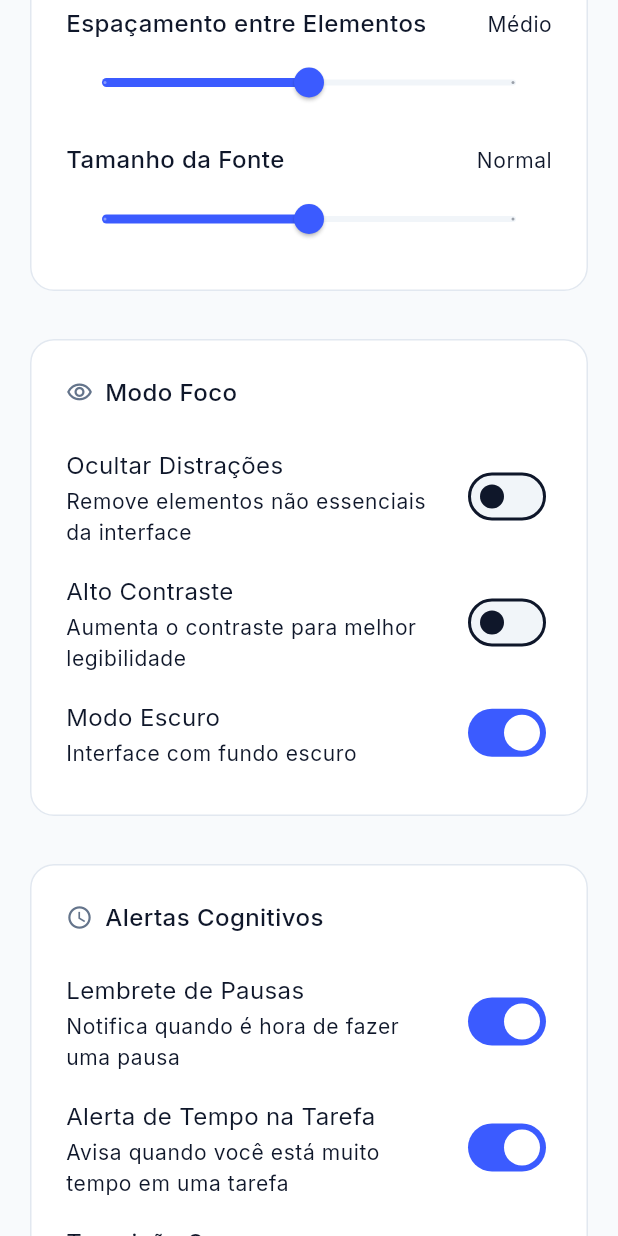
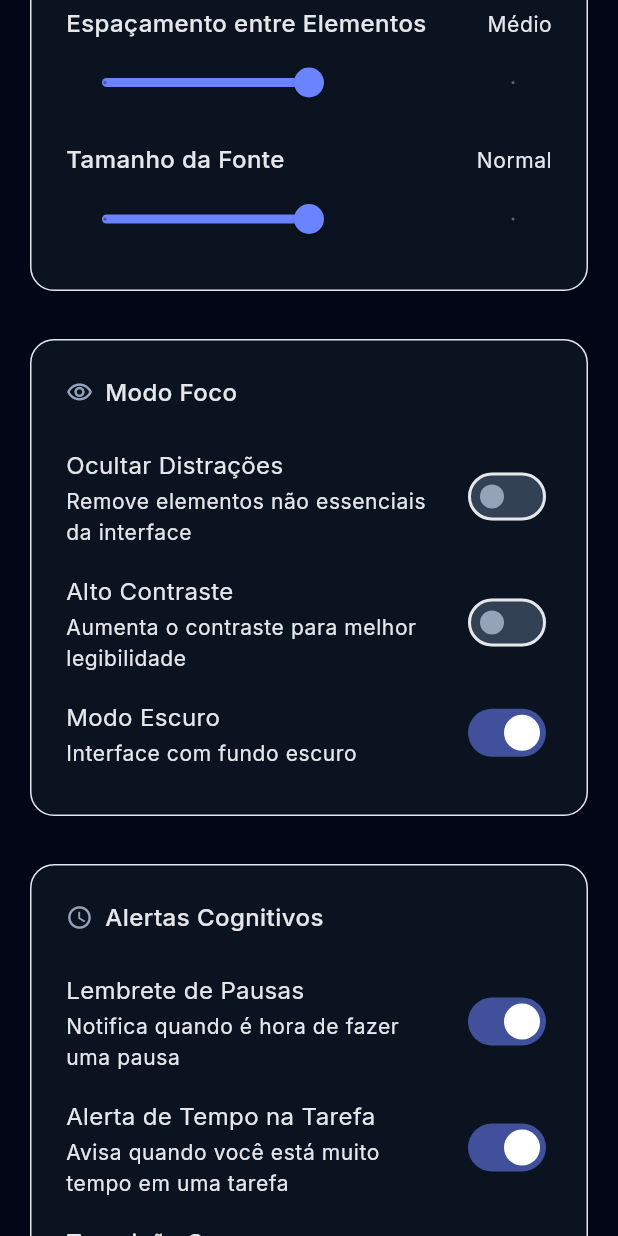
Before and after one commit to mindeaseapp/mindease-focus-tc5, a Flutter app: the ProfilePage screen opened by its route, scrolled down 576 dp, after a tap on "Modo Escuro", on a phone screen of 412 x 824 dp. Run offline on Flutter 3.47's test engine with Material 3 defaults, Android fonts, the light colour scheme and no system bars; our stand-ins replace supabase_flutter; accounts and stored records are empty.

Commit message:
add: dark mod

```diff
--- a/lib/features/auth/presentation/pages/profile/widgets/focus_mode_card.dart
+++ b/lib/features/auth/presentation/pages/profile/widgets/focus_mode_card.dart
@@ -1,18 +1,24 @@
 import 'package:flutter/material.dart';
+import 'package:provider/provider.dart';
+
 import 'package:mindease_focus/features/auth/presentation/controllers/profile_preferences_controller.dart';
+import 'package:mindease_focus/features/auth/presentation/controllers/theme_controller.dart';
 import 'package:mindease_focus/features/auth/presentation/pages/profile/widgets/toggle_setting_tile.dart';
 import 'package:mindease_focus/features/auth/presentation/widgets/settings_section_card.dart';
 
 class FocusModeCard extends StatelessWidget {
   final ProfilePreferencesController controller;
 
-  const FocusModeCard({super.key, required this.controller});
+  const FocusModeCard({
+    super.key,
+    required this.controller,
+  });
 
   @override
   Widget build(BuildContext context) {
     return AnimatedBuilder(
       animation: controller,
-      builder: (_, __) {
+      builder: (context, _) {
         return SettingsSectionCard(
           semanticsLabel: 'Modo Foco',
           icon: Icons.visibility_outlined,
@@ -34,11 +40,19 @@ class FocusModeCard extends StatelessWidget {
               semanticsLabel:
                   'Alto contraste. ${controller.highContrast ? "Ativado" : "Desativado"}',
             ),
+
+            // ✅ DARK MODE (preferências + tema global)
             ToggleSettingTile(
               title: 'Modo Escuro',
               subtitle: 'Interface com fundo escuro',
               value: controller.darkMode,
-              onChanged: controller.setDarkMode,
+              onChanged: (value) {
+                // 1) salva no controller local (preferências)
+                controller.setDarkMode(value);
+
+                // 2) alterna o tema global do app
+                context.read<ThemeController>().toggleDarkMode(value);
+              },
               semanticsLabel:
                   'Modo escuro. ${controller.darkMode ? "Ativado" : "Desativado"}',
             ),
--- a/lib/main.dart
+++ b/lib/main.dart
@@ -1,24 +1,21 @@
 import 'package:flutter/material.dart';
 import 'package:provider/provider.dart';
-import 'package:supabase_flutter/supabase_flutter.dart'; // <--- IMPORTANTE
+import 'package:supabase_flutter/supabase_flutter.dart';
 
 import 'package:mindease_focus/features/routes.dart';
 import 'package:mindease_focus/features/auth/presentation/controllers/theme_controller.dart';
 import 'package:mindease_focus/shared/tokens/app_theme.dart';
 
-// O main precisa ser 'Future<void>' e 'async' para inicializar o Supabase
 Future<void> main() async {
   WidgetsFlutterBinding.ensureInitialized();
 
-  // INICIALIZAÇÃO DO SUPABASE
-  // Substitua pelos seus dados reais do painel do Supabase
   await Supabase.initialize(
     url: 'https://pbdhxxixktekjzgfucwm.supabase.co',
     anonKey: 'sb_publishable_mHOOBibYEftti209CvA_dg_4NG4atPg',
   );
 
   runApp(
-    ChangeNotifierProvider(
+    ChangeNotifierProvider<ThemeController>(
       create: (_) => ThemeController(),
       child: const MindEaseApp(),
     ),
@@ -37,7 +34,7 @@ class MindEaseApp extends StatelessWidget {
       title: 'MindEase',
       theme: AppTheme.light,
       darkTheme: AppTheme.dark,
-      themeMode: themeController.mode,
+      themeMode: themeController.mode, // ✅ aqui alterna Light/Dark
       initialRoute: AppRoutes.login,
       routes: AppRoutes.routes,
     );
--- /dev/null
+++ b/lib/shared/theme/theme_scope.dart
@@ -0,0 +1,16 @@
+import 'package:flutter/material.dart';
+import 'package:mindease_focus/features/auth/presentation/controllers/theme_controller.dart';
+
+class ThemeScope extends InheritedNotifier<ThemeController> {
+  const ThemeScope({
+    super.key,
+    required ThemeController controller,
+    required super.child,
+  }) : super(notifier: controller);
+
+  static ThemeController of(BuildContext context) {
+    final scope = context.dependOnInheritedWidgetOfExactType<ThemeScope>();
+    assert(scope != null, 'ThemeScope não encontrado acima na árvore.');
+    return scope!.notifier!;
+  }
+}
--- a/lib/shared/tokens/app_colors.dart
+++ b/lib/shared/tokens/app_colors.dart
@@ -1,13 +1,9 @@
 import 'package:flutter/material.dart';
 
-/// =======================================================
-/// 🎨 Design Tokens — Colors
-/// Completo, acessível e Material 3 friendly
-/// =======================================================
 class AppColors {
   AppColors._();
 
-  // 🎨 BRAND / PRIMARY
+  // BRAND
   static const Color primary = Color(0xFF3B5BFF);
   static const Color primaryDark = Color(0xFF2F49CC);
   static const Color primaryLight = Color(0xFF6C83FF);
@@ -19,7 +15,7 @@ class AppColors {
   static const Color gradientStart = primary;
   static const Color gradientEnd = secondary;
 
-  // 🌫️ BACKGROUND / SURFACE (LIGHT)
+  // LIGHT
   static const Color background = Color(0xFFF8FAFC);
   static const Color surface = Color(0xFFF1F5F9);
   static const Color surfaceAlt = Color(0xFFEFF6FF);
@@ -27,30 +23,30 @@ class AppColors {
   static const Color card = Colors.white;
   static const Color cardMuted = Color(0xFFF8FAFC);
 
-  // 🌑 BACKGROUND / SURFACE (DARK)
-  static const Color backgroundDark = Color(0xFF020617);
-  static const Color surfaceDark = Color(0xFF020617);
-  static const Color cardDark = Color(0xFF020617);
+  // DARK (✅ ajustado)
+  static const Color backgroundDark = Color(0xFF020617); // bem escuro
+  static const Color surfaceDark = Color(0xFF0B1220); // ✅ superfície mais clara
+  static const Color cardDark = Color(0xFF0B1220); // ✅ card visível no dark
 
-  // 📝 TEXT (LIGHT)
+  // TEXT LIGHT
   static const Color textPrimary = Color(0xFF0F172A);
   static const Color textSecondary = Color(0xFF64748B);
   static const Color textTertiary = Color(0xFF94A3B8);
   static const Color textDisabled = Color(0xFFCBD5E1);
   static const Color textOnPrimary = Colors.white;
 
-  // 📝 TEXT (DARK)
+  // TEXT DARK
   static const Color textPrimaryDark = Color(0xFFE5E7EB);
   static const Color textSecondaryDark = Color(0xFF94A3B8);
   static const Color textDisabledDark = Color(0xFF475569);
 
-  // 🧩 BORDERS / DIVIDERS
+  // BORDERS / DIVIDERS
   static const Color border = Color(0xFFE2E8F0);
   static const Color borderStrong = Color(0xFFCBD5E1);
   static const Color divider = Color(0xFFE5E7EB);
   static const Color borderDark = Color(0xFF334155);
 
-  // 🎯 FEEDBACK / STATUS
+  // FEEDBACK
   static const Color success = Color(0xFF22C55E);
   static const Color warning = Color(0xFFF59E0B);
   static const Color error = Color(0xFFEF4444);
@@ -61,7 +57,7 @@ class AppColors {
   static const Color errorBg = Color(0xFFFEE2E2);
   static const Color infoBg = Color(0xFFE0F2FE);
 
-  // 🔘 BUTTONS
+  // BUTTONS
   static const Color buttonPrimary = primary;
   static const Color buttonPrimaryText = Colors.white;
   static const Color buttonSecondary = Color(0xFFE5E7EB);
@@ -69,28 +65,25 @@ class AppColors {
   static const Color buttonDisabled = Color(0xFFE2E8F0);
   static const Color buttonDisabledText = Color(0xFF94A3B8);
 
-  // 🧪 INPUTS
+  // INPUTS
   static const Color inputBackground = Colors.white;
-  static const Color inputBackgroundDark = Color(0xFF020617);
+  static const Color inputBackgroundDark = Color(0xFF0B1220); // ✅ combina com card
   static const Color inputBorder = Color(0xFFCBD5E1);
   static const Color inputFocusedBorder = primary;
   static const Color inputErrorBorder = error;
   static const Color inputHint = Color(0xFF94A3B8);
 
-  // 🧠 FOCUS / STATES / ACCESSIBILITY
+  // STATES
   static const Color focus = Color(0xFF38BDF8);
   static const Color focusRing = Color(0x8038BDF8);
   static const Color hover = Color(0x143B5BFF);
   static const Color pressed = Color(0x1F3B5BFF);
 
-  // 🪟 OVERLAY / SCRIM
+  // OVERLAY
   static const Color overlay = Color(0x99000000);
   static const Color scrim = Color(0x66000000);
 
-  // ======================================================
-  // 🎨 MATERIAL 3 COLOR SCHEMES
-  // ======================================================
-  // AQUI ESTAVA O ERRO: Precisamos usar 'static const'
+  // ColorSchemes (mantive seu formato)
   static const ColorScheme lightScheme = ColorScheme(
     brightness: Brightness.light,
     primary: primary,
--- a/lib/shared/tokens/app_theme.dart
+++ b/lib/shared/tokens/app_theme.dart
@@ -1,6 +1,6 @@
 import 'package:flutter/material.dart';
+import 'package:mindease_focus/shared/tokens/app_colors.dart';
 import 'package:mindease_focus/shared/tokens/app_opacity.dart';
-import 'package:mindease_focus/shared/tokens/app_colors.dart';
 import 'package:mindease_focus/shared/tokens/app_sizes.dart';
 import 'package:mindease_focus/shared/tokens/app_spacing.dart';
 import 'package:mindease_focus/shared/tokens/app_typography.dart';
@@ -8,125 +8,57 @@ import 'package:mindease_focus/shared/tokens/app_typography.dart';
 class AppTheme {
   AppTheme._();
 
-  // ======================================================
-  // 🌞 LIGHT THEME
-  // ======================================================
   static final ThemeData light = ThemeData(
     useMaterial3: true,
     brightness: Brightness.light,
-
-    // ======================================================
-    // 🔤 Typography
-    // ======================================================
     fontFamily: AppTypography.fontFamily,
     textTheme: const TextTheme(
       displayLarge: AppTypography.displayLarge,
       displayMedium: AppTypography.displayMedium,
       displaySmall: AppTypography.displaySmall,
-
       headlineLarge: AppTypography.h1,
       headlineMedium: AppTypography.h2,
       headlineSmall: AppTypography.h3,
-
       bodyLarge: AppTypography.bodyLarge,
       bodyMedium: AppTypography.body,
       bodySmall: AppTypography.bodySmall,
-
       labelLarge: AppTypography.labelLarge,
       labelMedium: AppTypography.label,
       labelSmall: AppTypography.labelSmall,
     ),
-
-    // ======================================================
-    // 🎨 Color Scheme (Material 3)
-    // ======================================================
     colorScheme: AppColors.lightScheme,
     scaffoldBackgroundColor: AppColors.background,
-
-    // ======================================================
-    // 🧾 Inputs (TextField, Form)
-    // ======================================================
     inputDecorationTheme: InputDecorationTheme(
       filled: true,
       fillColor: AppColors.inputBackground,
-
       contentPadding: const EdgeInsets.symmetric(
         horizontal: AppSpacing.inputPadding,
         vertical: AppSpacing.sm,
       ),
-
       border: OutlineInputBorder(
         borderRadius: BorderRadius.circular(AppSizes.inputBorderRadius),
         borderSide: const BorderSide(color: AppColors.inputBorder),
       ),
-
       enabledBorder: OutlineInputBorder(
         borderRadius: BorderRadius.circular(AppSizes.inputBorderRadius),
         borderSide: const BorderSide(color: AppColors.inputBorder),
       ),
-
       focusedBorder: OutlineInputBorder(
         borderRadius: BorderRadius.circular(AppSizes.inputBorderRadius),
-        borderSide: const BorderSide(
-          color: AppColors.inputFocusedBorder,
-          width: 2,
-        ),
+        borderSide: const BorderSide(color: AppColors.inputFocusedBorder, width: 2),
       ),
-
       errorBorder: OutlineInputBorder(
         borderRadius: BorderRadius.circular(AppSizes.inputBorderRadius),
         borderSide: const BorderSide(color: AppColors.inputErrorBorder),
       ),
-
       focusedErrorBorder: OutlineInputBorder(
         borderRadius: BorderRadius.circular(AppSizes.inputBorderRadius),
-        borderSide: const BorderSide(
-          color: AppColors.inputErrorBorder,
-          width: 2,
-        ),
+        borderSide: const BorderSide(color: AppColors.inputErrorBorder, width: 2),
       ),
-
       hintStyle: const TextStyle(color: AppColors.inputHint),
       labelStyle: const TextStyle(color: AppColors.textSecondary),
       errorStyle: AppTypography.error,
     ),
-
-    // ======================================================
-    // 🔘 Buttons
-    // ======================================================
-    elevatedButtonTheme: ElevatedButtonThemeData(
-      style: ElevatedButton.styleFrom(
-        minimumSize: const Size.fromHeight(AppSizes.buttonHeight),
-        backgroundColor: AppColors.buttonPrimary,
-        foregroundColor: AppColors.buttonPrimaryText,
-        textStyle: AppTypography.labelLarge,
-        shape: RoundedRectangleBorder(
-          borderRadius: BorderRadius.circular(AppSpacing.radiusMd),
-        ),
-      ),
-    ),
-
-    outlinedButtonTheme: OutlinedButtonThemeData(
-      style: OutlinedButton.styleFrom(
-        minimumSize: const Size.fromHeight(AppSizes.buttonHeight),
-        textStyle: AppTypography.labelLarge,
-        side: const BorderSide(color: AppColors.border),
-        shape: RoundedRectangleBorder(
-          borderRadius: BorderRadius.circular(AppSpacing.radiusMd),
-        ),
-      ),
-    ),
-
-    textButtonTheme: TextButtonThemeData(
-      style: TextButton.styleFrom(
-        textStyle: AppTypography.label,
-        foregroundColor: AppColors.primary,
-      ),
-    ),
-
-    // ======================================================
-    // 🪪 Cards
-    // ======================================================
     cardTheme: CardThemeData(
       color: AppColors.card,
       elevation: AppSizes.cardElevation,
@@ -134,88 +66,78 @@ class AppTheme {
         borderRadius: BorderRadius.circular(AppSizes.cardBorderRadius),
       ),
     ),
-
-    // ======================================================
-    // 🧭 AppBar / Navigation
-    // ======================================================
-    appBarTheme: AppBarTheme(
-      elevation: 0,
-      centerTitle: false,
-      backgroundColor: AppColors.background,
-      foregroundColor: AppColors.textPrimary,
-      toolbarHeight: AppSizes.appBarHeight,
-      titleTextStyle: AppTypography.h3.copyWith(
-        color: AppColors.textPrimary,
-      ),
-      iconTheme: const IconThemeData(
-        size: AppSizes.appBarIconSize,
-        color: AppColors.textPrimary,
-      ),
-    ),
-
-    // ======================================================
-    // 🧭 NavigationBar (Mobile / Tablet)
-    // ======================================================
-    navigationBarTheme: NavigationBarThemeData(
-      backgroundColor: AppColors.card,
-      indicatorColor: AppColors.primary.withValues(alpha: AppOpacity.focus),
-      labelTextStyle: WidgetStateProperty.all(
-        AppTypography.labelSmall,
-      ),
-    ),
-
-    // ======================================================
-    // 🧭 Drawer
-    // ======================================================
-    drawerTheme: DrawerThemeData(
-      backgroundColor: AppColors.card,
-      shape: RoundedRectangleBorder(
-        borderRadius: BorderRadius.circular(AppSpacing.radiusLg),
-      ),
-    ),
-
-    // ======================================================
-    // 🖱️ Icons
-    // ======================================================
-    iconTheme: const IconThemeData(
-      size: AppSizes.iconMD,
-      color: AppColors.textSecondary,
-    ),
-
-    // ======================================================
-    // 🧠 Focus / Accessibility
-    // ======================================================
-    focusColor: AppColors.focus,
-    hoverColor: AppColors.primary.withValues(alpha: AppOpacity.medium),
-    splashColor: AppColors.primary.withValues(alpha: AppOpacity.pressed),
-    highlightColor: Colors.transparent,
-
-    // ======================================================
-    // 🧱 Dividers
-    // ======================================================
     dividerTheme: const DividerThemeData(
       color: AppColors.divider,
       thickness: 1,
       space: AppSpacing.md,
     ),
+    focusColor: AppColors.focus,
+    hoverColor: AppColors.primary.withValues(alpha: AppOpacity.medium),
+    splashColor: AppColors.primary.withValues(alpha: AppOpacity.pressed),
+    highlightColor: Colors.transparent,
   );
 
-  // ======================================================
-  // 🌙 DARK THEME
-  // ======================================================
+  // ✅ DARK COMPLETO
   static final ThemeData dark = ThemeData(
     useMaterial3: true,
     brightness: Brightness.dark,
-
     colorScheme: AppColors.darkScheme,
     scaffoldBackgroundColor: AppColors.backgroundDark,
 
     fontFamily: AppTypography.fontFamily,
     textTheme: const TextTheme(
+      displayLarge: AppTypography.displayLarge,
+      displayMedium: AppTypography.displayMedium,
+      displaySmall: AppTypography.displaySmall,
+      headlineLarge: AppTypography.h1,
+      headlineMedium: AppTypography.h2,
+      headlineSmall: AppTypography.h3,
+      bodyLarge: AppTypography.bodyLarge,
       bodyMedium: AppTypography.body,
-      headlineMedium: AppTypography.h2,
+      bodySmall: AppTypography.bodySmall,
+      labelLarge: AppTypography.labelLarge,
+      labelMedium: AppTypography.label,
+      labelSmall: AppTypography.labelSmall,
+    ).apply(
+      bodyColor: AppColors.textPrimaryDark,
+      displayColor: AppColors.textPrimaryDark,
     ),
 
+    // Inputs / Dropdown (DropdownButtonFormField usa InputDecoration)
+    inputDecorationTheme: InputDecorationTheme(
+      filled: true,
+      fillColor: AppColors.inputBackgroundDark,
+      contentPadding: const EdgeInsets.symmetric(
+        horizontal: AppSpacing.inputPadding,
+        vertical: AppSpacing.sm,
+      ),
+      border: OutlineInputBorder(
+        borderRadius: BorderRadius.circular(AppSizes.inputBorderRadius),
+        borderSide: const BorderSide(color: AppColors.borderDark),
+      ),
+      enabledBorder: OutlineInputBorder(
+        borderRadius: BorderRadius.circular(AppSizes.inputBorderRadius),
+        borderSide: const BorderSide(color: AppColors.borderDark),
+      ),
+      focusedBorder: OutlineInputBorder(
+        borderRadius: BorderRadius.circular(AppSizes.inputBorderRadius),
+        borderSide: const BorderSide(color: AppColors.primaryLight, width: 2),
+      ),
+      errorBorder: OutlineInputBorder(
+        borderRadius: BorderRadius.circular(AppSizes.inputBorderRadius),
+        borderSide: const BorderSide(color: AppColors.error),
+      ),
+      focusedErrorBorder: OutlineInputBorder(
+        borderRadius: BorderRadius.circular(AppSizes.inputBorderRadius),
+        borderSide: const BorderSide(color: AppColors.error, width: 2),
+      ),
+      hintStyle: const TextStyle(color: AppColors.textSecondaryDark),
+      labelStyle: const TextStyle(color: AppColors.textSecondaryDark),
+      helperStyle: const TextStyle(color: AppColors.textSecondaryDark),
+      errorStyle: AppTypography.error,
+    ),
+
+    // Cards iguais no dark
     cardTheme: CardThemeData(
       color: AppColors.cardDark,
       elevation: AppSizes.cardElevation,
@@ -224,17 +146,51 @@ class AppTheme {
       ),
     ),
 
-    appBarTheme: AppBarTheme(
-      backgroundColor: AppColors.backgroundDark,
-      foregroundColor: AppColors.textPrimaryDark,
-      titleTextStyle: AppTypography.h3.copyWith(
-        color: AppColors.textPrimaryDark,
-      ),
+    dividerTheme: const DividerThemeData(
+      color: AppColors.borderDark,
+      thickness: 1,
+      space: AppSpacing.md,
+    ),
+
+    // Switch / Slider com contraste bom
+    switchTheme: SwitchThemeData(
+      thumbColor: WidgetStateProperty.resolveWith((states) {
+        if (states.contains(WidgetState.selected)) {
+          return AppColors.textOnPrimary;
+        }
+        return AppColors.textSecondaryDark;
+      }),
+      trackColor: WidgetStateProperty.resolveWith((states) {
+        if (states.contains(WidgetState.selected)) {
+          return AppColors.primaryLight.withValues(alpha: 0.55);
+        }
+        return AppColors.borderDark;
+      }),
+    ),
+
+    sliderTheme: const SliderThemeData(
+      showValueIndicator: ShowValueIndicator.never,
     ),
 
     iconTheme: const IconThemeData(
       size: AppSizes.iconMD,
       color: AppColors.textSecondaryDark,
     ),
+
+    appBarTheme: AppBarTheme(
+      elevation: 0,
+      backgroundColor: AppColors.backgroundDark,
+      foregroundColor: AppColors.textPrimaryDark,
+      titleTextStyle: AppTypography.h3.copyWith(color: AppColors.textPrimaryDark),
+      iconTheme: const IconThemeData(
+        size: AppSizes.appBarIconSize,
+        color: AppColors.textPrimaryDark,
+      ),
+    ),
+
+    focusColor: AppColors.focus,
+    hoverColor: AppColors.primaryLight.withValues(alpha: AppOpacity.medium),
+    splashColor: AppColors.primaryLight.withValues(alpha: AppOpacity.pressed),
+    highlightColor: Colors.transparent,
   );
 }
```
